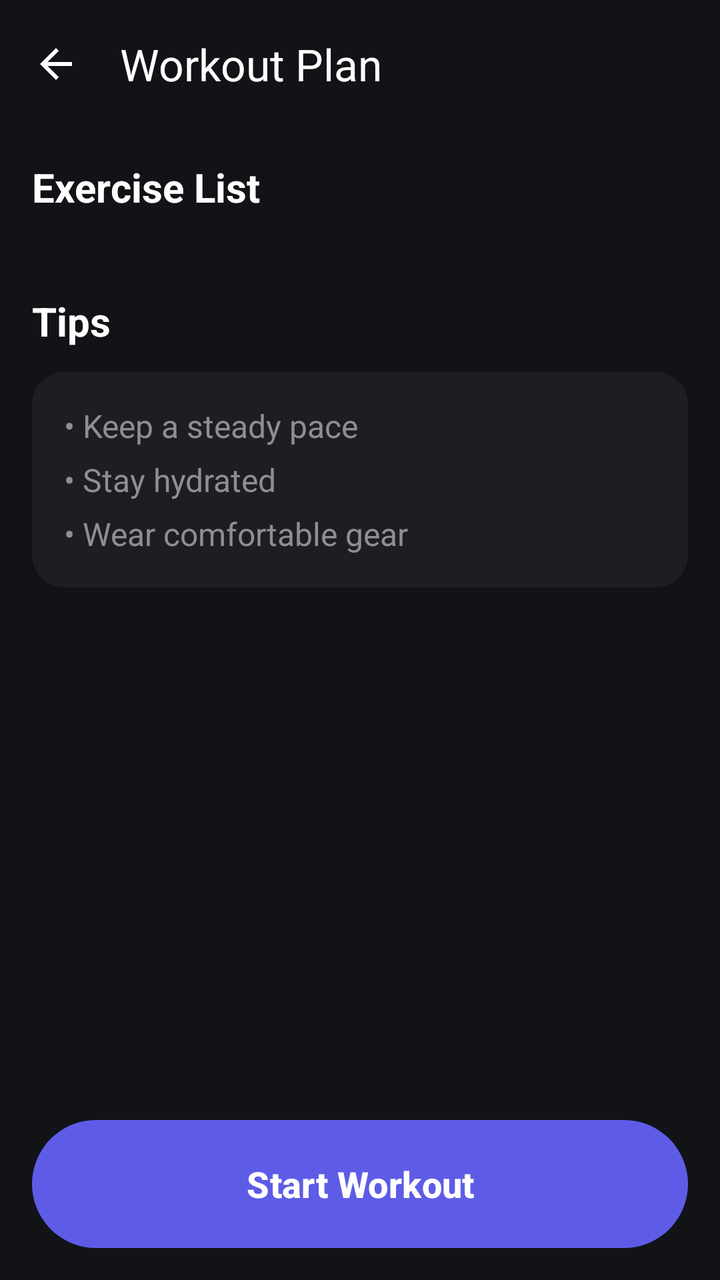
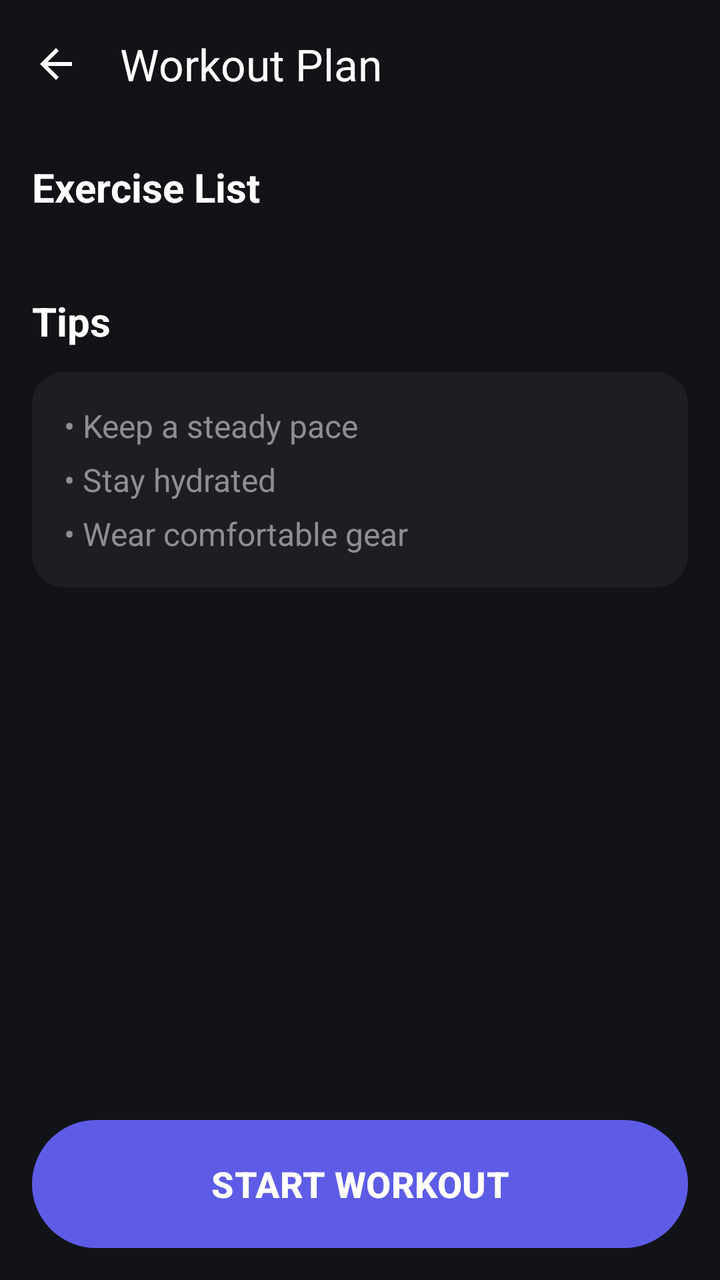

Compare the two renders of this Android layout. The source of the first and the diff that turns it into the second are given below.
<!-- AndroidManifest.xml: application theme Theme.HealthPilot -->
<!-- res/layout/fragment_workout_plan.xml -->
<?xml version="1.0" encoding="utf-8"?>
<androidx.coordinatorlayout.widget.CoordinatorLayout xmlns:android="http://schemas.android.com/apk/res/android"
    xmlns:app="http://schemas.android.com/apk/res-auto"
    xmlns:tools="http://schemas.android.com/tools"
    android:layout_width="match_parent"
    android:layout_height="match_parent"
    android:background="@color/bg_dark">

    <com.google.android.material.appbar.AppBarLayout
        android:layout_width="match_parent"
        android:layout_height="wrap_content"
        android:background="@color/bg_dark"
        app:elevation="0dp"
        app:liftOnScroll="false">

        <com.google.android.material.appbar.MaterialToolbar
            android:id="@+id/toolbar"
            android:layout_width="match_parent"
            android:layout_height="?attr/actionBarSize"
            android:background="@color/bg_dark"
            app:navigationIcon="@drawable/ic_back"
            app:title="Workout Plan"
            app:titleTextColor="@color/white" />
    </com.google.android.material.appbar.AppBarLayout>

    <androidx.core.widget.NestedScrollView
        android:layout_width="match_parent"
        android:layout_height="match_parent"
        app:layout_behavior="@string/appbar_scrolling_view_behavior">

        <LinearLayout
            android:layout_width="match_parent"
            android:layout_height="wrap_content"
            android:orientation="vertical"
            android:padding="16dp">

            <TextView
                android:layout_width="wrap_content"
                android:layout_height="wrap_content"
                android:text="Exercise List"
                android:textColor="@color/white"
                android:textSize="20sp"
                android:textStyle="bold" />

            <androidx.recyclerview.widget.RecyclerView
                android:id="@+id/rvExercises"
                android:layout_width="match_parent"
                android:layout_height="wrap_content"
                android:layout_marginTop="16dp"
                android:nestedScrollingEnabled="false"
                tools:listitem="@layout/item_yoga_exercise" />

            <TextView
                android:layout_width="wrap_content"
                android:layout_height="wrap_content"
                android:layout_marginTop="24dp"
                android:text="Tips"
                android:textColor="@color/white"
                android:textSize="20sp"
                android:textStyle="bold" />

            <androidx.cardview.widget.CardView
                android:layout_width="match_parent"
                android:layout_height="wrap_content"
                android:layout_marginTop="12dp"
                android:layout_marginBottom="80dp"
                app:cardBackgroundColor="@color/card_dark"
                app:cardCornerRadius="16dp"
                app:cardElevation="0dp">

                <TextView
                    android:id="@+id/tvTips"
                    android:layout_width="match_parent"
                    android:layout_height="wrap_content"
                    android:padding="16dp"
                    android:text="• Keep a steady pace\n• Stay hydrated\n• Wear comfortable gear"
                    android:textColor="@color/text_gray"
                    android:textSize="16sp"
                    android:lineSpacingExtra="8dp" />

            </androidx.cardview.widget.CardView>

        </LinearLayout>
    </androidx.core.widget.NestedScrollView>

    <Button
        android:id="@+id/btnStartWorkout"
        android:layout_width="match_parent"
        android:layout_height="64dp"
        android:layout_gravity="bottom"
        android:layout_margin="16dp"
        android:background="@drawable/bg_blue_button"
        android:text="Start Workout"
        android:textAllCaps="false"
        android:textSize="18sp"
        android:textStyle="bold" />

</androidx.coordinatorlayout.widget.CoordinatorLayout>
<!-- res/layout/item_yoga_exercise.xml (included above) -->
<?xml version="1.0" encoding="utf-8"?>
<androidx.cardview.widget.CardView xmlns:android="http://schemas.android.com/apk/res/android"
    xmlns:app="http://schemas.android.com/apk/res-auto"
    android:layout_width="match_parent"
    android:layout_height="wrap_content"
    android:layout_marginBottom="12dp"
    app:cardBackgroundColor="#1C1E23"
    app:cardCornerRadius="16dp"
    app:cardElevation="0dp">

    <androidx.constraintlayout.widget.ConstraintLayout
        android:layout_width="match_parent"
        android:layout_height="wrap_content"
        android:padding="12dp">

        <FrameLayout
            android:id="@+id/flIconContainer"
            android:layout_width="48dp"
            android:layout_height="48dp"
            android:background="@drawable/bg_benefit_icon"
            app:layout_constraintBottom_toBottomOf="parent"
            app:layout_constraintStart_toStartOf="parent"
            app:layout_constraintTop_toTopOf="parent">

            <ImageView
                android:id="@+id/ivExerciseIcon"
                android:layout_width="32dp"
                android:layout_height="32dp"
                android:layout_gravity="center"
                android:src="@drawable/yoga"
                app:tint="#B3FFFFFF" />
        </FrameLayout>

        <TextView
            android:id="@+id/tvExerciseName"
            android:layout_width="0dp"
            android:layout_height="wrap_content"
            android:layout_marginStart="16dp"
            android:fontFamily="sans-serif-medium"
            android:text="Exercise Name"
            android:textColor="@color/white"
            android:textSize="18sp"
            android:textStyle="bold"
            app:layout_constraintEnd_toStartOf="@+id/tvExerciseTime"
            app:layout_constraintStart_toEndOf="@id/flIconContainer"
            app:layout_constraintTop_toTopOf="parent" />

        <TextView
            android:id="@+id/tvExerciseDesc"
            android:layout_width="0dp"
            android:layout_height="wrap_content"
            android:layout_marginTop="2dp"
            android:text="Description goes here..."
            android:textColor="#80FFFFFF"
            android:textSize="12sp"
            app:layout_constraintEnd_toEndOf="@id/tvExerciseName"
            app:layout_constraintStart_toStartOf="@id/tvExerciseName"
            app:layout_constraintTop_toBottomOf="@id/tvExerciseName" />

        <TextView
            android:id="@+id/tvExerciseTime"
            android:layout_width="wrap_content"
            android:layout_height="wrap_content"
            android:background="@drawable/bg_timer_pill"
            android:backgroundTint="#0DFFFFFF"
            android:paddingHorizontal="10dp"
            android:paddingVertical="4dp"
            android:text="2 min"
            android:textColor="#60FFFFFF"
            android:textSize="11sp"
            app:layout_constraintBottom_toBottomOf="parent"
            app:layout_constraintEnd_toEndOf="parent"
            app:layout_constraintTop_toTopOf="parent" />

    </androidx.constraintlayout.widget.ConstraintLayout>

</androidx.cardview.widget.CardView>
<!-- resources referenced by this layout -->
<resources>
  <color name="bg_dark">#121317</color>
  <color name="card_dark">#1C1E23</color>
  <color name="text_gray">#8E8E93</color>
  <color name="white">#FFFFFFFF</color>
  <!-- drawable bg_benefit_icon (drawable) -->
  <?xml version="1.0" encoding="utf-8"?>
  <shape xmlns:android="http://schemas.android.com/apk/res/android"
      android:shape="oval">
      <solid android:color="#1A1C1E23" />
      <stroke
          android:width="1dp"
          android:color="#1AFFFFFF" />
      <size
          android:width="48dp"
          android:height="48dp" />
  </shape>
  <!-- drawable bg_blue_button (drawable) -->
  <?xml version="1.0" encoding="utf-8"?>
  <ripple xmlns:android="http://schemas.android.com/apk/res/android"
      android:color="#40FFFFFF">
      <item>
          <shape>
              <solid android:color="#4E60E6" />
              <corners android:radius="32dp" />
          </shape>
      </item>
  </ripple>
  <!-- drawable bg_timer_pill (drawable) -->
  <?xml version="1.0" encoding="utf-8"?>
  <shape xmlns:android="http://schemas.android.com/apk/res/android">
      <solid android:color="#1A7E57C2" />
      <corners android:radius="100dp" />
  </shape>
  <!-- drawable ic_back (drawable) -->
  <vector xmlns:android="http://schemas.android.com/apk/res/android"
      android:width="24dp"
      android:height="24dp"
      android:viewportWidth="24"
      android:viewportHeight="24">
      <path
          android:fillColor="#FFFFFF"
          android:pathData="M20,11H7.83l5.59,-5.59L12,4l-8,8 8,8 1.41,-1.41L7.83,13H20v-2z"/>
  </vector>
  <!-- drawable yoga: png bitmap (drawable, 14769 bytes) -->
  <style name="Theme.HealthPilot" parent="Theme.Material3.DayNight.NoActionBar">
          
          <item name="android:windowBackground">@color/bg_dark</item>
          <item name="android:navigationBarColor">@color/bg_dark</item>
          <item name="android:statusBarColor">@color/bg_dark</item>
          <item name="colorPrimary">@color/accent_blue</item>
          <item name="colorOnPrimary">@color/text_white</item>
          <item name="colorPrimaryContainer">@color/card_dark</item>
          <item name="colorOnPrimaryContainer">@color/text_white</item>
          <item name="colorSurface">@color/bg_dark</item>
          <item name="colorOnSurface">@color/text_white</item>
          <item name="colorSurfaceVariant">@color/card_dark</item>
          <item name="colorOnSurfaceVariant">@color/text_white</item>
          <item name="materialAlertDialogTheme">@style/CustomDialogTheme</item>
      </style>
  <color name="accent_blue">#5E5CE6</color>
  <color name="text_white">#FFFFFF</color>
  <style name="CustomDialogTheme" parent="Theme.Material3.Dark.Dialog">
          <item name="android:windowBackground">@android:color/transparent</item>
          <item name="android:backgroundDimEnabled">true</item>
          <item name="colorSurface">#1C1E23</item>
          <item name="android:colorBackground">#1C1E23</item>
          <item name="colorOnSurface">@color/white</item>
          <item name="colorOnSurfaceVariant">@color/text_gray</item>
          <item name="colorPrimary">@color/accent_blue</item>
          <item name="android:textColorPrimary">@color/white</item>
          <item name="android:textColorSecondary">@color/text_gray</item>
          <item name="android:textColor">@color/white</item>
          <item name="android:editTextColor">@color/white</item>
      </style>
</resources>

<!-- the commit's change to res/layout/fragment_workout_plan.xml (unified diff, before → after) -->
@@ -37,7 +37,7 @@
             <TextView
                 android:layout_width="wrap_content"
                 android:layout_height="wrap_content"
-                android:text="Exercise List"
+                android:text="@string/exercise_list"
                 android:textColor="@color/white"
                 android:textSize="20sp"
                 android:textStyle="bold" />
@@ -54,7 +54,7 @@
                 android:layout_width="wrap_content"
                 android:layout_height="wrap_content"
                 android:layout_marginTop="24dp"
-                android:text="Tips"
+                android:text="@string/tips_label"
                 android:textColor="@color/white"
                 android:textSize="20sp"
                 android:textStyle="bold" />
@@ -90,7 +90,7 @@
         android:layout_gravity="bottom"
         android:layout_margin="16dp"
         android:background="@drawable/bg_blue_button"
-        android:text="Start Workout"
+        android:text="@string/start_workout"
         android:textAllCaps="false"
         android:textSize="18sp"
         android:textStyle="bold" />
<!-- resource entries referenced after the edit -->
@@ -44,6 +44,9 @@
           android:pathData="M20,11H7.83l5.59,-5.59L12,4l-8,8 8,8 1.41,-1.41L7.83,13H20v-2z"/>
   </vector>
   <!-- drawable yoga: png bitmap (drawable, 14769 bytes) -->
+  <string name="exercise_list">Exercise List</string>
+  <string name="start_workout">START WORKOUT</string>
+  <string name="tips_label">Tips</string>
   <style name="Theme.HealthPilot" parent="Theme.Material3.DayNight.NoActionBar">
           
           <item name="android:windowBackground">@color/bg_dark</item>
